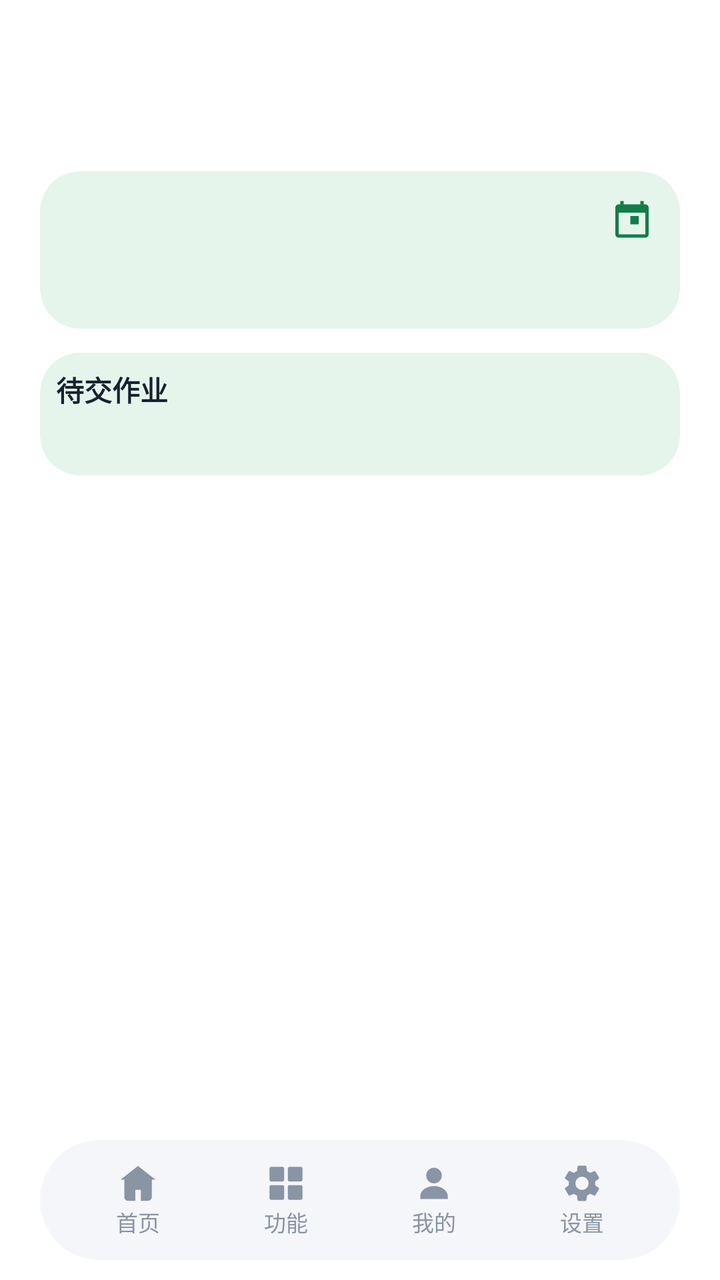
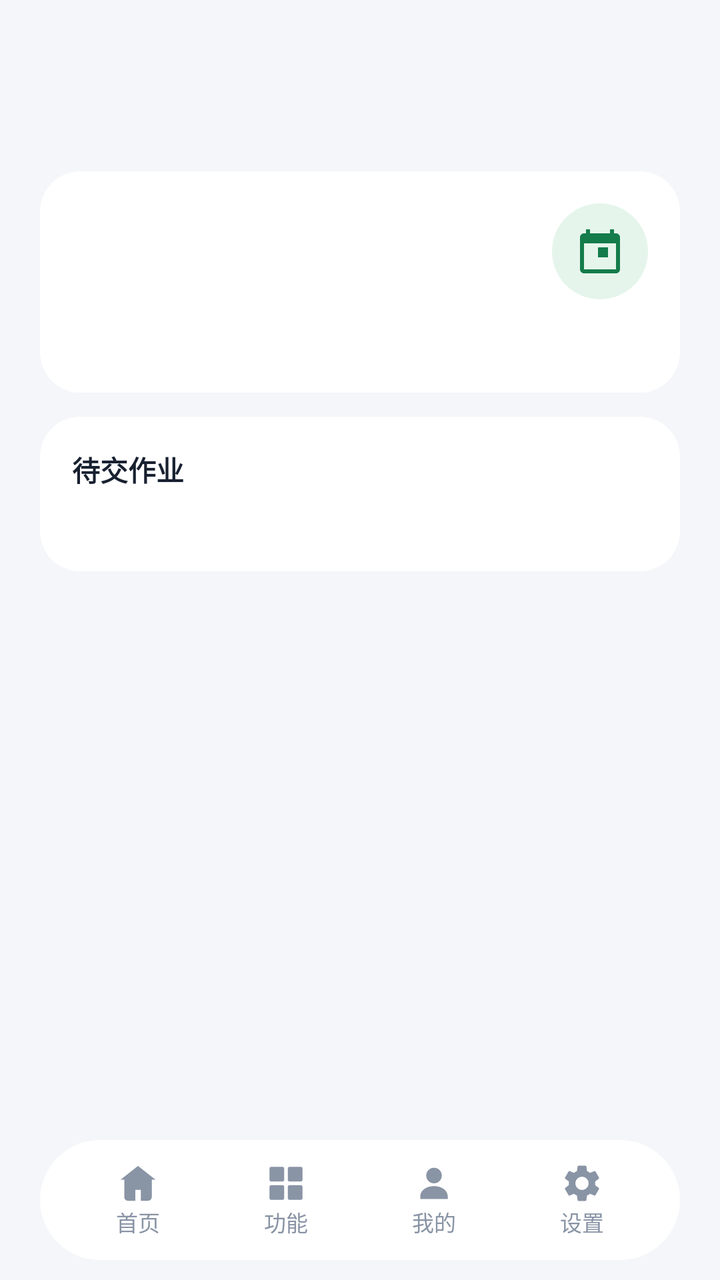

Before-and-after screenshots of an Android layout around one commit, followed by the original layout XML and the change that was made.
<!-- AndroidManifest.xml: activity theme Theme.RouteWorkshop.Home -->
<!-- res/layout/activity_main.xml -->
<?xml version="1.0" encoding="utf-8"?>
<LinearLayout
    xmlns:android="http://schemas.android.com/apk/res/android"
    xmlns:app="http://schemas.android.com/apk/res-auto"
    android:layout_width="match_parent"
    android:layout_height="match_parent"
    android:orientation="vertical"
    android:background="@color/fm_surface">
    <ScrollView
        android:id="@+id/homeScroll"
        android:layout_width="match_parent"
        android:layout_height="0dp"
        android:layout_weight="1"
        android:fillViewport="true"
        android:clipToPadding="false">
        <LinearLayout
            android:id="@+id/homeContent"
            android:layout_width="match_parent"
            android:layout_height="wrap_content"
            android:orientation="vertical">
            
            <LinearLayout
                android:layout_width="match_parent"
                android:layout_height="wrap_content"
                android:orientation="vertical"
                android:paddingHorizontal="@dimen/space_4xl"
                android:paddingTop="@dimen/space_4xl"
                android:paddingBottom="@dimen/space_lg">
                <TextView
                    android:id="@+id/textHomeGreeting"
                    android:layout_width="match_parent"
                    android:layout_height="wrap_content"
                    android:textColor="@color/fm_text"
                    android:textSize="@dimen/text_hero"
                    android:textStyle="bold"
                    android:maxLines="1"
                    android:ellipsize="end" />
                <TextView
                    android:id="@+id/textHomeGreetingSub"
                    android:layout_width="match_parent"
                    android:layout_height="wrap_content"
                    android:layout_marginTop="@dimen/space_hair"
                    android:textColor="@color/fm_text_secondary"
                    android:textSize="@dimen/text_label"
                    android:maxLines="1"
                    android:ellipsize="end" />
            </LinearLayout>
            <LinearLayout
                android:layout_width="match_parent"
                android:layout_height="wrap_content"
                android:orientation="vertical"
                android:paddingHorizontal="@dimen/space_4xl"
                android:paddingBottom="@dimen/space_md">
                <com.google.android.material.card.MaterialCardView
                    android:id="@+id/cardHomeAgenda"
                    android:layout_width="match_parent"
                    android:layout_height="wrap_content"
                    android:layout_marginTop="@dimen/space_md"
                    app:cardBackgroundColor="@color/fm_surface_alt"
                    app:cardCornerRadius="@dimen/radius_sheet"
                    app:cardElevation="0dp"
                    app:strokeWidth="0dp">
                    <LinearLayout
                        android:layout_width="match_parent"
                        android:layout_height="wrap_content"
                        android:orientation="vertical"
                        android:padding="@dimen/space_md">
                        <LinearLayout
                            android:layout_width="match_parent"
                            android:layout_height="wrap_content"
                            android:gravity="center_vertical"
                            android:orientation="horizontal">
                            <TextView
                                android:id="@+id/textHomeDate"
                                android:layout_width="0dp"
                                android:layout_height="wrap_content"
                                android:layout_weight="1"
                                android:textColor="@color/fm_text"
                                android:textSize="@dimen/text_title"
                                android:textStyle="bold" />
                            <ImageView
                                android:id="@+id/buttonHomeCalendar"
                                android:layout_width="@dimen/icon_home"
                                android:layout_height="@dimen/icon_home"
                                android:background="@drawable/bg_campus_entry_icon"
                                android:padding="@dimen/space_sm"
                                android:clickable="true"
                                android:focusable="true"
                                android:src="@drawable/ic_study_calendar"
                                android:contentDescription="@string/fm_timetable"
                                app:tint="@color/fm_link" />
                        </LinearLayout>
                        <LinearLayout
                            android:id="@+id/weekStrip"
                            android:layout_width="match_parent"
                            android:layout_height="wrap_content"
                            android:layout_marginTop="@dimen/space_xs"
                            android:orientation="horizontal" />
                        <LinearLayout
                            android:id="@+id/agendaList"
                            android:layout_width="match_parent"
                            android:layout_height="wrap_content"
                            android:layout_marginTop="@dimen/space_md"
                            android:orientation="vertical" />
                        <LinearLayout
                            android:id="@+id/agendaSkeleton"
                            android:layout_width="match_parent"
                            android:layout_height="wrap_content"
                            android:layout_marginTop="@dimen/space_md"
                            android:orientation="vertical"
                            android:visibility="gone">
                            <include layout="@layout/item_home_skeleton" />
                            <include layout="@layout/item_home_skeleton" />
                        </LinearLayout>
                        <LinearLayout
                            android:id="@+id/agendaEmpty"
                            android:layout_width="match_parent"
                            android:layout_height="wrap_content"
                            android:layout_marginTop="@dimen/space_sm"
                            android:gravity="center_vertical"
                            android:orientation="horizontal"
                            android:visibility="gone">
                            <TextView
                                android:id="@+id/textHomeEmptyTitle"
                                android:layout_width="0dp"
                                android:layout_height="wrap_content"
                                android:layout_weight="1"
                                android:textColor="@color/fm_text"
                                android:textSize="@dimen/text_meta"
                                android:maxLines="1"
                                android:ellipsize="end" />
                            <TextView
                                android:id="@+id/buttonHomeImport"
                                android:layout_width="wrap_content"
                                android:layout_height="wrap_content"
                                android:layout_marginStart="@dimen/space_md"
                                android:background="@drawable/bg_home_pill"
                                android:clickable="true"
                                android:focusable="true"
                                android:paddingHorizontal="@dimen/space_xl"
                                android:paddingVertical="@dimen/space_sm"
                                android:text="@string/home_agenda_import_action"
                                android:textColor="@color/fm_surface"
                                android:textSize="@dimen/text_caption"
                                android:textStyle="bold" />
                        </LinearLayout>
                        <TextView
                            android:id="@+id/textHomeAgendaCount"
                            android:layout_width="match_parent"
                            android:layout_height="wrap_content"
                            android:layout_marginTop="@dimen/space_xs"
                            android:textColor="@color/fm_text_secondary"
                            android:textSize="@dimen/text_caption" />
                    </LinearLayout>
                </com.google.android.material.card.MaterialCardView>
<com.google.android.material.card.MaterialCardView
                    android:id="@+id/cardHomework"
                    android:layout_width="match_parent"
                    android:layout_height="wrap_content"
                    android:layout_marginTop="@dimen/space_xl"
                    app:cardBackgroundColor="@color/fm_surface_alt"
                    app:cardCornerRadius="@dimen/radius_sheet"
                    app:cardElevation="0dp"
                    app:strokeWidth="0dp">
                    <LinearLayout
                        android:layout_width="match_parent"
                        android:layout_height="wrap_content"
                        android:orientation="vertical"
                        android:padding="@dimen/space_md">
                        <TextView
                            android:layout_width="match_parent"
                            android:layout_height="wrap_content"
                            android:text="@string/home_homework_section"
                            android:textColor="@color/fm_text"
                            android:textSize="@dimen/text_body"
                            android:textStyle="bold" />
                        <LinearLayout
                            android:id="@+id/homeworkSkeleton"
                            android:layout_width="match_parent"
                            android:layout_height="wrap_content"
                            android:layout_marginTop="@dimen/space_sm"
                            android:orientation="vertical"
                            android:visibility="gone">
                            <include layout="@layout/item_home_skeleton" />
                        </LinearLayout>
                        <LinearLayout
                            android:id="@+id/homeworkList"
                            android:layout_width="match_parent"
                            android:layout_height="wrap_content"
                            android:layout_marginTop="@dimen/space_sm"
                            android:orientation="vertical" />
                        <LinearLayout
                            android:id="@+id/homeworkEmpty"
                            android:layout_width="match_parent"
                            android:layout_height="wrap_content"
                            android:layout_marginTop="@dimen/space_sm"
                            android:gravity="center_vertical"
                            android:orientation="horizontal"
                            android:visibility="gone">
                            <TextView
                                android:id="@+id/textHomeworkEmpty"
                                android:layout_width="0dp"
                                android:layout_height="wrap_content"
                                android:layout_weight="1"
                                android:textColor="@color/fm_text"
                                android:textSize="@dimen/text_meta"
                                android:maxLines="1"
                                android:ellipsize="end" />
                            <TextView
                                android:id="@+id/buttonHomeworkEmpty"
                                android:layout_width="wrap_content"
                                android:layout_height="wrap_content"
                                android:layout_marginStart="@dimen/space_md"
                                android:background="@drawable/bg_home_pill"
                                android:clickable="true"
                                android:focusable="true"
                                android:paddingHorizontal="@dimen/space_xl"
                                android:paddingVertical="@dimen/space_sm"
                                android:text="@string/home_homework_view_action"
                                android:textColor="@color/fm_surface"
                                android:textSize="@dimen/text_caption"
                                android:textStyle="bold" />
                        </LinearLayout>
                        <TextView
                            android:id="@+id/textHomeworkFoot"
                            android:layout_width="match_parent"
                            android:layout_height="wrap_content"
                            android:layout_marginTop="@dimen/space_xs"
                            android:textColor="@color/fm_text_secondary"
                            android:textSize="@dimen/text_caption" />
                    </LinearLayout>
                </com.google.android.material.card.MaterialCardView>
            </LinearLayout>
        </LinearLayout>
    </ScrollView>
    <include
        android:id="@+id/bottomNav"
        layout="@layout/view_bottom_nav" />
</LinearLayout>
<!-- res/layout/item_home_skeleton.xml (included above) -->
<?xml version="1.0" encoding="utf-8"?>
<LinearLayout
    xmlns:android="http://schemas.android.com/apk/res/android"
    android:layout_width="match_parent"
    android:layout_height="wrap_content"
    android:importantForAccessibility="noHideDescendants"
    android:orientation="horizontal"
    android:paddingBottom="@dimen/space_sm">
    <FrameLayout
        android:layout_width="44dp"
        android:layout_height="32dp">
        <View
            android:layout_width="24dp"
            android:layout_height="8dp"
            android:layout_gravity="end|top"
            android:layout_marginTop="@dimen/space_xl"
            android:background="@drawable/bg_home_skeleton" />
    </FrameLayout>
    <View
        android:layout_width="0dp"
        android:layout_height="32dp"
        android:layout_marginStart="@dimen/space_md"
        android:layout_weight="1"
        android:background="@drawable/bg_home_skeleton" />
</LinearLayout>
<!-- res/layout/view_bottom_nav.xml (included above) -->
<?xml version="1.0" encoding="utf-8"?>
<LinearLayout
    xmlns:android="http://schemas.android.com/apk/res/android"
    xmlns:app="http://schemas.android.com/apk/res-auto"
    android:layout_width="match_parent"
    android:layout_height="60dp"
    android:layout_marginHorizontal="@dimen/space_4xl"
    android:layout_marginBottom="@dimen/space_lg"
    android:paddingHorizontal="@dimen/space_xl"
    android:background="@drawable/bg_fm_nav"
    android:gravity="center_vertical"
    android:orientation="horizontal">
    <LinearLayout
        android:id="@+id/navHome"
        android:layout_width="0dp"
        android:layout_height="match_parent"
        android:layout_weight="1"
        android:clickable="true"
        android:focusable="true"
        android:gravity="center"
        android:orientation="vertical">
        <ImageView
            android:id="@+id/iconNavHome"
            android:layout_width="22dp"
            android:layout_height="22dp"
            android:src="@drawable/ic_fm_home"
            android:contentDescription="@null"
            app:tint="@color/fm_nav_idle" />
        <TextView
            android:id="@+id/textNavHome"
            android:layout_width="wrap_content"
            android:layout_height="wrap_content"
            android:text="@string/fm_home"
            android:textColor="@color/fm_nav_idle"
            android:textSize="@dimen/text_caption" />
    </LinearLayout>
    <LinearLayout
        android:id="@+id/navFunctions"
        android:layout_width="0dp"
        android:layout_height="match_parent"
        android:layout_weight="1"
        android:clickable="true"
        android:focusable="true"
        android:gravity="center"
        android:orientation="vertical">
        <ImageView
            android:id="@+id/iconNavFunctions"
            android:layout_width="22dp"
            android:layout_height="22dp"
            android:src="@drawable/ic_fm_functions"
            android:contentDescription="@null"
            app:tint="@color/fm_nav_idle" />
        <TextView
            android:id="@+id/textNavFunctions"
            android:layout_width="wrap_content"
            android:layout_height="wrap_content"
            android:text="@string/fm_functions"
            android:textColor="@color/fm_nav_idle"
            android:textSize="@dimen/text_caption" />
    </LinearLayout>
    <LinearLayout
        android:id="@+id/navProfile"
        android:layout_width="0dp"
        android:layout_height="match_parent"
        android:layout_weight="1"
        android:clickable="true"
        android:focusable="true"
        android:gravity="center"
        android:orientation="vertical">
        <ImageView
            android:id="@+id/iconNavProfile"
            android:layout_width="22dp"
            android:layout_height="22dp"
            android:src="@drawable/ic_fm_profile"
            android:contentDescription="@null"
            app:tint="@color/fm_nav_idle" />
        <TextView
            android:id="@+id/textNavProfile"
            android:layout_width="wrap_content"
            android:layout_height="wrap_content"
            android:text="@string/fm_profile"
            android:textColor="@color/fm_nav_idle"
            android:textSize="@dimen/text_caption" />
    </LinearLayout>
    <LinearLayout
        android:id="@+id/navSettings"
        android:layout_width="0dp"
        android:layout_height="match_parent"
        android:layout_weight="1"
        android:clickable="true"
        android:focusable="true"
        android:gravity="center"
        android:orientation="vertical">
        <ImageView
            android:id="@+id/iconNavSettings"
            android:layout_width="22dp"
            android:layout_height="22dp"
            android:src="@drawable/ic_campus_settings"
            android:contentDescription="@null"
            app:tint="@color/fm_nav_idle" />
        <TextView
            android:id="@+id/textNavSettings"
            android:layout_width="wrap_content"
            android:layout_height="wrap_content"
            android:text="@string/home_app_settings_title"
            android:textColor="@color/fm_nav_idle"
            android:textSize="@dimen/text_caption" />
    </LinearLayout>
</LinearLayout>
<!-- resources referenced by this layout -->
<resources>
  <color name="fm_link">#147C4B</color>
  <color name="fm_nav_idle">#8994A5</color>
  <color name="fm_surface">#FFFFFF</color>
  <color name="fm_surface_alt">#E5F5EB</color>
  <color name="fm_text">#182130</color>
  <color name="fm_text_secondary">#66717F</color>
  <dimen name="icon_home">32dp</dimen>
  <dimen name="radius_sheet">20dp</dimen>
  <dimen name="space_4xl">20dp</dimen>
  <dimen name="space_hair">2dp</dimen>
  <dimen name="space_lg">10dp</dimen>
  <dimen name="space_md">8dp</dimen>
  <dimen name="space_sm">6dp</dimen>
  <dimen name="space_xl">12dp</dimen>
  <dimen name="space_xs">4dp</dimen>
  <dimen name="text_body">14sp</dimen>
  <dimen name="text_caption">11sp</dimen>
  <dimen name="text_hero">22sp</dimen>
  <dimen name="text_label">12sp</dimen>
  <dimen name="text_meta">13sp</dimen>
  <dimen name="text_title">16sp</dimen>
  <!-- drawable bg_campus_entry_icon (drawable) -->
  <?xml version="1.0" encoding="utf-8"?>
  <shape xmlns:android="http://schemas.android.com/apk/res/android"
      android:shape="oval">
      <solid android:color="@color/campus_mint_pale" />
  </shape>
  <!-- drawable bg_fm_nav (drawable) -->
  <?xml version="1.0" encoding="utf-8"?>
  <shape
      xmlns:android="http://schemas.android.com/apk/res/android">
      <solid
          android:color="@color/fm_nav" />
      <corners
          android:radius="99dp" />
  </shape>
  <!-- drawable bg_home_pill (drawable) -->
  <?xml version="1.0" encoding="utf-8"?>
  <shape
      xmlns:android="http://schemas.android.com/apk/res/android">
      <solid
          android:color="@color/fm_link" />
      <corners
          android:radius="99dp" />
  </shape>
  <!-- drawable bg_home_skeleton (drawable) -->
  <?xml version="1.0" encoding="utf-8"?>
  <shape
      xmlns:android="http://schemas.android.com/apk/res/android">
      <solid
          android:color="@color/fm_skeleton" />
      <corners
          android:radius="@dimen/radius_control" />
  </shape>
  <string name="fm_functions">功能</string>
  <string name="fm_home">首页</string>
  <string name="fm_profile">我的</string>
  <string name="fm_timetable">课程表</string>
  <string name="home_agenda_import_action">去导入</string>
  <string name="home_app_settings_title">设置</string>
  <string name="home_homework_section">待交作业</string>
  <string name="home_homework_view_action">查看作业</string>
  <style name="Theme.RouteWorkshop.Home" parent="Theme.RouteWorkshop" />
  <color name="campus_mint_pale">@color/fm_surface_alt</color>
  <color name="fm_nav">#F5F6FA</color>
  <color name="fm_skeleton">#24182130</color>
  <dimen name="radius_control">12dp</dimen>
  <color name="campus_mint_dark">@color/fm_link</color>
  <color name="fm_on_nav">#147C4B</color>
  <color name="fm_brand">#147C4B</color>
  <color name="fm_on_brand">#FFFFFF</color>
  <color name="fm_background">#F5F6FA</color>
  <color name="fm_border">#E1E6E5</color>
  <style name="Animation.Legion.Activity" parent="@android:style/Animation.Activity">
          <item name="android:activityOpenEnterAnimation">@anim/fm_fade_in</item>
          <item name="android:activityOpenExitAnimation">@anim/fm_hold</item>
          <item name="android:activityCloseEnterAnimation">@anim/fm_fade_in</item>
          <item name="android:activityCloseExitAnimation">@anim/fm_fade_out</item>
      </style>
  <style name="Widget.Legion.FinmoriButton" parent="Widget.Material3.Button"><item name="cornerRadius">16dp</item><item name="android:minHeight">48dp</item></style>
  <!-- unchanged entries left out for length: 6 -->
</resources>

<!-- the commit's change to res/layout/activity_main.xml (unified diff, before → after) -->
@@ -5,7 +5,7 @@
     android:layout_width="match_parent"
     android:layout_height="match_parent"
     android:orientation="vertical"
-    android:background="@color/fm_surface">
+    android:background="@color/fm_background">
     <ScrollView
         android:id="@+id/homeScroll"
         android:layout_width="match_parent"
@@ -33,7 +33,7 @@
                     android:textColor="@color/fm_text"
                     android:textSize="@dimen/text_hero"
                     android:textStyle="bold"
-                    android:maxLines="1"
+                    android:maxLines="2"
                     android:ellipsize="end" />
                 <TextView
                     android:id="@+id/textHomeGreetingSub"
@@ -56,7 +56,7 @@
                     android:layout_width="match_parent"
                     android:layout_height="wrap_content"
                     android:layout_marginTop="@dimen/space_md"
-                    app:cardBackgroundColor="@color/fm_surface_alt"
+                    app:cardBackgroundColor="@color/fm_surface"
                     app:cardCornerRadius="@dimen/radius_sheet"
                     app:cardElevation="0dp"
                     app:strokeWidth="0dp">
@@ -64,7 +64,7 @@
                         android:layout_width="match_parent"
                         android:layout_height="wrap_content"
                         android:orientation="vertical"
-                        android:padding="@dimen/space_md">
+                        android:padding="@dimen/space_3xl">
                         <LinearLayout
                             android:layout_width="match_parent"
                             android:layout_height="wrap_content"
@@ -80,10 +80,10 @@
                                 android:textStyle="bold" />
                             <ImageView
                                 android:id="@+id/buttonHomeCalendar"
-                                android:layout_width="@dimen/icon_home"
-                                android:layout_height="@dimen/icon_home"
+                                android:layout_width="@dimen/touch_min"
+                                android:layout_height="@dimen/touch_min"
                                 android:background="@drawable/bg_campus_entry_icon"
-                                android:padding="@dimen/space_sm"
+                                android:padding="@dimen/space_xl"
                                 android:clickable="true"
                                 android:focusable="true"
                                 android:src="@drawable/ic_study_calendar"
@@ -103,16 +103,6 @@
                             android:layout_marginTop="@dimen/space_md"
                             android:orientation="vertical" />
                         <LinearLayout
-                            android:id="@+id/agendaSkeleton"
-                            android:layout_width="match_parent"
-                            android:layout_height="wrap_content"
-                            android:layout_marginTop="@dimen/space_md"
-                            android:orientation="vertical"
-                            android:visibility="gone">
-                            <include layout="@layout/item_home_skeleton" />
-                            <include layout="@layout/item_home_skeleton" />
-                        </LinearLayout>
-                        <LinearLayout
                             android:id="@+id/agendaEmpty"
                             android:layout_width="match_parent"
                             android:layout_height="wrap_content"
@@ -134,13 +124,15 @@
                                 android:layout_width="wrap_content"
                                 android:layout_height="wrap_content"
                                 android:layout_marginStart="@dimen/space_md"
+                                android:minHeight="@dimen/touch_min"
+                                android:gravity="center"
                                 android:background="@drawable/bg_home_pill"
                                 android:clickable="true"
                                 android:focusable="true"
                                 android:paddingHorizontal="@dimen/space_xl"
                                 android:paddingVertical="@dimen/space_sm"
                                 android:text="@string/home_agenda_import_action"
-                                android:textColor="@color/fm_surface"
+                                android:textColor="@color/fm_on_brand"
                                 android:textSize="@dimen/text_caption"
                                 android:textStyle="bold" />
                         </LinearLayout>
@@ -153,12 +145,12 @@
                             android:textSize="@dimen/text_caption" />
                     </LinearLayout>
                 </com.google.android.material.card.MaterialCardView>
-<com.google.android.material.card.MaterialCardView
+                <com.google.android.material.card.MaterialCardView
                     android:id="@+id/cardHomework"
                     android:layout_width="match_parent"
                     android:layout_height="wrap_content"
                     android:layout_marginTop="@dimen/space_xl"
-                    app:cardBackgroundColor="@color/fm_surface_alt"
+                    app:cardBackgroundColor="@color/fm_surface"
                     app:cardCornerRadius="@dimen/radius_sheet"
                     app:cardElevation="0dp"
                     app:strokeWidth="0dp">
@@ -166,7 +158,7 @@
                         android:layout_width="match_parent"
                         android:layout_height="wrap_content"
                         android:orientation="vertical"
-                        android:padding="@dimen/space_md">
+                        android:padding="@dimen/space_3xl">
                         <TextView
                             android:layout_width="match_parent"
                             android:layout_height="wrap_content"
@@ -174,15 +166,6 @@
                             android:textColor="@color/fm_text"
                             android:textSize="@dimen/text_body"
                             android:textStyle="bold" />
-                        <LinearLayout
-                            android:id="@+id/homeworkSkeleton"
-                            android:layout_width="match_parent"
-                            android:layout_height="wrap_content"
-                            android:layout_marginTop="@dimen/space_sm"
-                            android:orientation="vertical"
-                            android:visibility="gone">
-                            <include layout="@layout/item_home_skeleton" />
-                        </LinearLayout>
                         <LinearLayout
                             android:id="@+id/homeworkList"
                             android:layout_width="match_parent"
@@ -211,13 +194,15 @@
                                 android:layout_width="wrap_content"
                                 android:layout_height="wrap_content"
                                 android:layout_marginStart="@dimen/space_md"
+                                android:minHeight="@dimen/touch_min"
+                                android:gravity="center"
                                 android:background="@drawable/bg_home_pill"
                                 android:clickable="true"
                                 android:focusable="true"
                                 android:paddingHorizontal="@dimen/space_xl"
                                 android:paddingVertical="@dimen/space_sm"
                                 android:text="@string/home_homework_view_action"
-                                android:textColor="@color/fm_surface"
+                                android:textColor="@color/fm_on_brand"
                                 android:textSize="@dimen/text_caption"
                                 android:textStyle="bold" />
                         </LinearLayout>
@@ -236,32 +221,6 @@
     <include
         android:id="@+id/bottomNav"
         layout="@layout/view_bottom_nav" />
-</LinearLayout>
-<!-- res/layout/item_home_skeleton.xml (included above) -->
-<?xml version="1.0" encoding="utf-8"?>
-<LinearLayout
-    xmlns:android="http://schemas.android.com/apk/res/android"
-    android:layout_width="match_parent"
-    android:layout_height="wrap_content"
-    android:importantForAccessibility="noHideDescendants"
-    android:orientation="horizontal"
-    android:paddingBottom="@dimen/space_sm">
-    <FrameLayout
-        android:layout_width="44dp"
-        android:layout_height="32dp">
-        <View
-            android:layout_width="24dp"
-            android:layout_height="8dp"
-            android:layout_gravity="end|top"
-            android:layout_marginTop="@dimen/space_xl"
-            android:background="@drawable/bg_home_skeleton" />
-    </FrameLayout>
-    <View
-        android:layout_width="0dp"
-        android:layout_height="32dp"
-        android:layout_marginStart="@dimen/space_md"
-        android:layout_weight="1"
-        android:background="@drawable/bg_home_skeleton" />
 </LinearLayout>
 <!-- res/layout/view_bottom_nav.xml (included above) -->
 <?xml version="1.0" encoding="utf-8"?>
@@ -281,6 +240,7 @@
         android:layout_width="0dp"
         android:layout_height="match_parent"
         android:layout_weight="1"
+        android:background="@drawable/bg_nav_item"
         android:clickable="true"
         android:focusable="true"
         android:gravity="center"
@@ -305,6 +265,7 @@
         android:layout_width="0dp"
         android:layout_height="match_parent"
         android:layout_weight="1"
+        android:background="@drawable/bg_nav_item"
         android:clickable="true"
         android:focusable="true"
         android:gravity="center"
@@ -329,6 +290,7 @@
         android:layout_width="0dp"
         android:layout_height="match_parent"
         android:layout_weight="1"
+        android:background="@drawable/bg_nav_item"
         android:clickable="true"
         android:focusable="true"
         android:gravity="center"
@@ -353,6 +315,7 @@
         android:layout_width="0dp"
         android:layout_height="match_parent"
         android:layout_weight="1"
+        android:background="@drawable/bg_nav_item"
         android:clickable="true"
         android:focusable="true"
         android:gravity="center"
<!-- resource entries referenced after the edit -->
@@ -6,8 +6,8 @@
   <color name="fm_surface_alt">#E5F5EB</color>
   <color name="fm_text">#182130</color>
   <color name="fm_text_secondary">#66717F</color>
-  <dimen name="icon_home">32dp</dimen>
   <dimen name="radius_sheet">20dp</dimen>
+  <dimen name="space_3xl">16dp</dimen>
   <dimen name="space_4xl">20dp</dimen>
   <dimen name="space_hair">2dp</dimen>
   <dimen name="space_lg">10dp</dimen>
@@ -21,6 +21,7 @@
   <dimen name="text_label">12sp</dimen>
   <dimen name="text_meta">13sp</dimen>
   <dimen name="text_title">16sp</dimen>
+  <dimen name="touch_min">48dp</dimen>
   <!-- drawable bg_campus_entry_icon (drawable) -->
   <?xml version="1.0" encoding="utf-8"?>
   <shape xmlns:android="http://schemas.android.com/apk/res/android"
@@ -45,15 +46,22 @@
       <corners
           android:radius="99dp" />
   </shape>
-  <!-- drawable bg_home_skeleton (drawable) -->
+  <!-- drawable bg_nav_item (drawable) -->
   <?xml version="1.0" encoding="utf-8"?>
-  <shape
-      xmlns:android="http://schemas.android.com/apk/res/android">
-      <solid
-          android:color="@color/fm_skeleton" />
-      <corners
-          android:radius="@dimen/radius_control" />
-  </shape>
+  <ripple xmlns:android="http://schemas.android.com/apk/res/android"
+      android:color="@color/fm_ripple">
+      <item>
+          <selector>
+              <item android:state_selected="true">
+                  <shape>
+                      <solid android:color="@color/fm_tab_selected" />
+                      <corners android:radius="@dimen/radius_sheet" />
+                  </shape>
+              </item>
+              <item android:drawable="@android:color/transparent" />
+          </selector>
+      </item>
+  </ripple>
   <string name="fm_functions">功能</string>
   <string name="fm_home">首页</string>
   <string name="fm_profile">我的</string>
@@ -64,9 +72,9 @@
   <string name="home_homework_view_action">查看作业</string>
   <style name="Theme.RouteWorkshop.Home" parent="Theme.RouteWorkshop" />
   <color name="campus_mint_pale">@color/fm_surface_alt</color>
-  <color name="fm_nav">#F5F6FA</color>
-  <color name="fm_skeleton">#24182130</color>
-  <dimen name="radius_control">12dp</dimen>
+  <color name="fm_nav">#FFFFFF</color>
+  <color name="fm_ripple">#24147C4B</color>
+  <color name="fm_tab_selected">#DDEFE4</color>
   <color name="campus_mint_dark">@color/fm_link</color>
   <color name="fm_on_nav">#147C4B</color>
   <color name="fm_brand">#147C4B</color>
